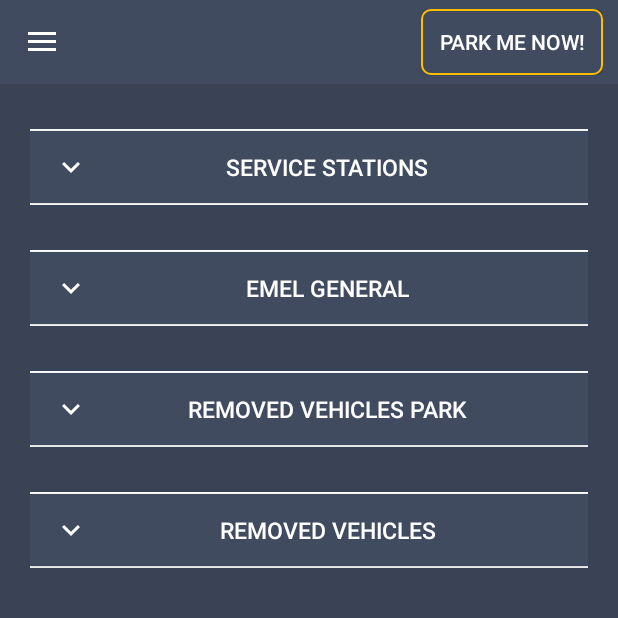
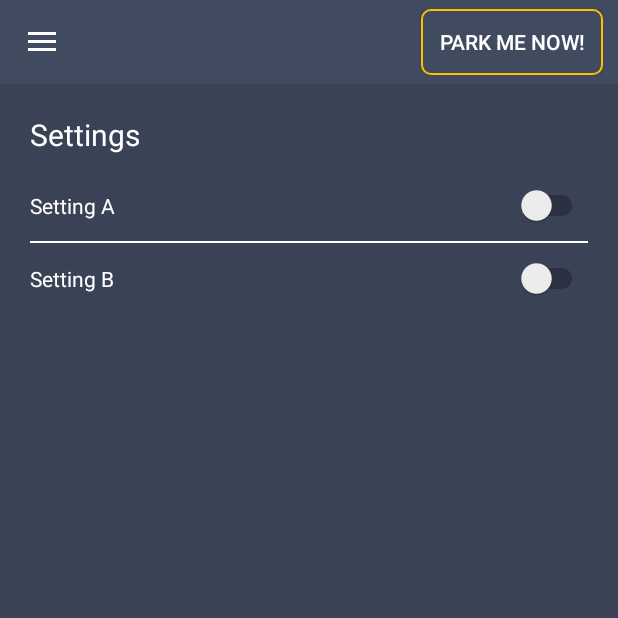
Before and after one commit to dmcesar/EMEL---Parking-Guide, an Android app: the screen it shows after launch (MainActivity), in the side drawer, after a tap on "Settings", on a phone screen of 412 x 824 dp, the top half of it. Run offline under Robolectric (Android 15) with nearby library versions, the phone set to English and light mode, and no system bars; our stand-ins replace ButterKnife; 2 statements that could not run were skipped.

Commit message:
Settings fragment and page titles

```diff
--- a/app/src/main/java/com/example/projetocm_g11/adapters/ParkingLotAdapter.kt
+++ b/app/src/main/java/com/example/projetocm_g11/adapters/ParkingLotAdapter.kt
@@ -23,7 +23,7 @@ class ParkingLotAdapter(private val listener: OnClickEvent, private val context:
         val occupancyState: TextView = view.park_occupancy_state
         val availability: TextView = view.park_availability
 
-        //val coordinates: TextView = view.park_coordinates
+        val coordinates: TextView = view.park_coordinates
     }
 
     override fun onCreateViewHolder(parent: ViewGroup, viewType: Int): HistoryViewHolder {
@@ -64,7 +64,7 @@ class ParkingLotAdapter(private val listener: OnClickEvent, private val context:
         holder.name.text = items[position].name
         holder.occupancyState.text = state
         holder.availability.text = availability
-        //holder.coordinates.text = coordinates
+        holder.coordinates.text = coordinates
 
         holder.itemView.setOnClickListener { listener.onClickEvent(items[position]) }
     }
--- a/app/src/main/java/com/example/projetocm_g11/view/MainActivity.kt
+++ b/app/src/main/java/com/example/projetocm_g11/view/MainActivity.kt
@@ -26,6 +26,8 @@ class MainActivity : AppCompatActivity(), NavigationView.OnNavigationItemSelecte
             R.id.nav_vehicles -> NavigationManager.goToFragment(supportFragmentManager, VehiclesListFragment())
 
             R.id.nav_contacts -> NavigationManager.goToFragment(supportFragmentManager, ContactsFragment())
+
+            R.id.nav_settings -> NavigationManager.goToFragment(supportFragmentManager, SettingsFragment())
 
             R.id.nav_quit -> finish()
         }
--- /dev/null
+++ b/app/src/main/java/com/example/projetocm_g11/view/SettingsFragment.kt
@@ -0,0 +1,19 @@
+package com.example.projetocm_g11.view
+
+import android.os.Bundle
+import androidx.fragment.app.Fragment
+import android.view.LayoutInflater
+import android.view.View
+import android.view.ViewGroup
+
+import com.example.projetocm_g11.R
+
+class SettingsFragment : Fragment() {
+
+    override fun onCreateView(inflater: LayoutInflater, container: ViewGroup?, savedInstanceState: Bundle?): View? {
+        // Inflate the layout for this fragment
+        return inflater.inflate(R.layout.fragment_settings, container, false)
+    }
+
+
+}
--- a/app/src/main/java/com/example/projetocm_g11/view/VehiclesListFragment.kt
+++ b/app/src/main/java/com/example/projetocm_g11/view/VehiclesListFragment.kt
@@ -91,7 +91,7 @@ class VehiclesListFragment : Fragment(), OnDataReceived, OnClickEvent {
 
         if(list.size > 0) {
 
-            empty_list_text.visibility = View.INVISIBLE
+            empty_list_text.visibility = View.GONE
 
         } else empty_list_text.visibility = View.VISIBLE
 
--- /dev/null
+++ b/app/src/main/res/layout/fragment_settings.xml
@@ -0,0 +1,40 @@
+<?xml version="1.0" encoding="utf-8"?>
+<LinearLayout xmlns:android="http://schemas.android.com/apk/res/android"
+    android:layout_width="match_parent"
+    android:layout_height="match_parent"
+    android:orientation="vertical"
+    android:paddingHorizontal="20dp">
+
+    <TextView
+        android:layout_width="match_parent"
+        android:layout_height="wrap_content"
+        android:layout_marginVertical="20dp"
+        android:gravity="start"
+        style="@style/TextTitleTheme"
+        android:text="@string/settings" />
+
+    <Switch
+        android:id="@+id/setting_A"
+        android:layout_width="match_parent"
+        android:layout_height="wrap_content"
+        android:textColor="@color/accent"
+        android:text="@string/setting_A"
+        android:textOff="@string/off"
+        android:textOn="@string/on"/>
+
+    <View
+        android:layout_width="match_parent"
+        android:layout_height="1dp"
+        android:layout_marginVertical="10dp"
+        style="@style/HorizontalLineSeparatorTheme" />
+
+    <Switch
+        android:id="@+id/setting_B"
+        android:layout_width="match_parent"
+        android:layout_height="wrap_content"
+        android:textColor="@color/accent"
+        android:text="@string/setting_B"
+        android:textOff="@string/off"
+        android:textOn="@string/on"/>
+
+</LinearLayout>
--- a/app/src/main/res/layout/parking_lots_list_item.xml
+++ b/app/src/main/res/layout/parking_lots_list_item.xml
@@ -5,7 +5,6 @@
     android:layout_width="match_parent"
     android:layout_height="wrap_content"
     android:layout_marginVertical="5dp"
-    android:layout_marginHorizontal="10dp"
     android:orientation="horizontal"
     android:weightSum="4">
 
--- a/app/src/main/res/layout/vehicles_list_item.xml
+++ b/app/src/main/res/layout/vehicles_list_item.xml
@@ -6,7 +6,6 @@
     android:layout_width="match_parent"
     android:layout_height="wrap_content"
     android:layout_marginVertical="5dp"
-    android:layout_marginHorizontal="10dp"
     android:padding="10dp"
     android:weightSum="6">
 
--- a/app/src/main/res/values/strings.xml
+++ b/app/src/main/res/values/strings.xml
@@ -1,8 +1,10 @@
 <resources>
 
-    <string name="app_name">ParkMeUp!</string>
+    <string name="app_name">EMEL Parking</string>
+    <string name="emel">EMEL</string>
+    <string name="parking">Parking</string>
 
-        <!-- Drawer nav items -->
+    <!-- Drawer nav items -->
     <string name="parking_lots">Parking Lots</string>
     <string name="vehicles">My vehicles</string>
     <string name="contacts">Contact us</string>
@@ -10,8 +12,9 @@
     <string name="exit">Exit</string>
     <string name="drawer_open">open</string>
     <string name="drawer_close">close</string>
+    <string name="other">Other</string>
 
-        <!-- Buttons -->
+    <!-- Buttons -->
     <string name="register">Register</string>
     <string name="update">Update</string>
     <string name="park_me_now">Park me now!</string>
@@ -22,18 +25,20 @@
     <string name="toggle_removed_vehicles_park">Removed Vehicles Park</string>
     <string name="toggle_removed_vehicles">Removed Vehicles</string>
     <string name="phone_removed_vehicles">Phone: 217803131</string>
+    <string name="setting_A">Setting A</string>
+    <string name="setting_B">Setting B</string>
 
-        <!-- Page titles -->
+    <!-- Page titles -->
     <string name="update_vehicle">Update vehicle</string>
     <string name="register_vehicle">Register vehicle</string>
 
-        <!-- EditViews -->
+    <!-- EditViews -->
     <string name="enter_brand">Brand</string>
     <string name="enter_model">Model</string>
     <string name="enter_plate">Licence plate</string>
     <string name="enter_plate_date">Date</string>
 
-        <!-- TextViews -->
+    <!-- TextViews -->
     <string name="park_closed">Closed</string>
     <string name="park_open">Open</string>
     <string name="coordinates">Coordinates</string>
@@ -52,4 +57,6 @@
     <string name="removed_vehicles_park_B">Email: parque.rebocados@emel.pt</string>
     <string name="removed_vehicles_park_C">Schedule: Everyday from 8AM to 12PM</string>
     <string name="removed_vehicles">Schedule: Mondays to Fridays from 8AM to 12PM\nSaturdays, Sundays and Holidays from 9AM to 6PM</string>
+    <string name="on">On</string>
+    <string name="off">Off</string>
 </resources>
--- a/app/src/main/res/values/styles.xml
+++ b/app/src/main/res/values/styles.xml
@@ -12,6 +12,7 @@
         <item name="colorControlNormal">@color/accent</item>
         <item name="colorControlActivated">@color/amber</item>
         <item name="colorControlHighlight">@color/amber</item>
+        <item name="itemTextColor">@color/accent</item>
     </style>
 
     <style name="AppNameTheme" parent="@android:style/Widget.TextView">
```
Also changed, not shown: app/src/main/res/layout-land/parking_lots_list_item.xml (added, +92 -0 lines), app/src/main/res/layout/drawer_header.xml (+8 -2 lines), app/src/main/res/layout/fragment_contacts.xml (+9 -1 lines), app/src/main/res/layout/fragment_navigation.xml (+9 -2 lines), app/src/main/res/layout/fragment_parking_lots_list.xml (+20 -6 lines), app/src/main/res/layout/fragment_vehicle_form.xml (+7 -6 lines), app/src/main/res/layout/fragment_vehicles_list.xml (+18 -8 lines), app/src/main/res/drawable/map.jpg (added), 1 other file.
